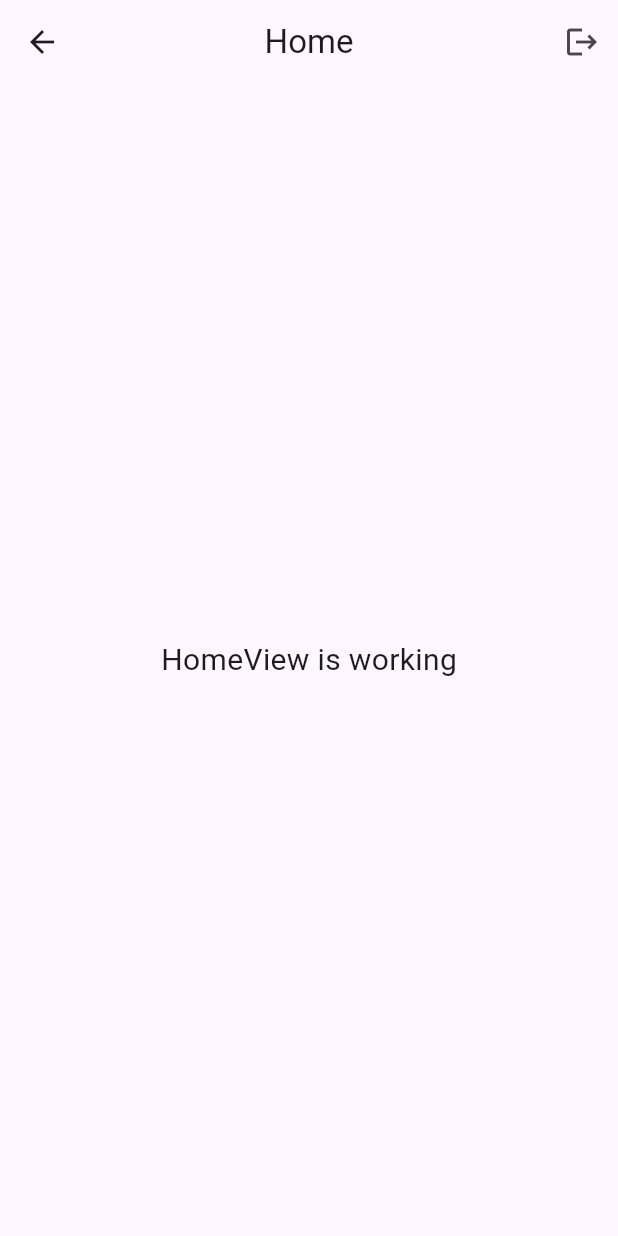
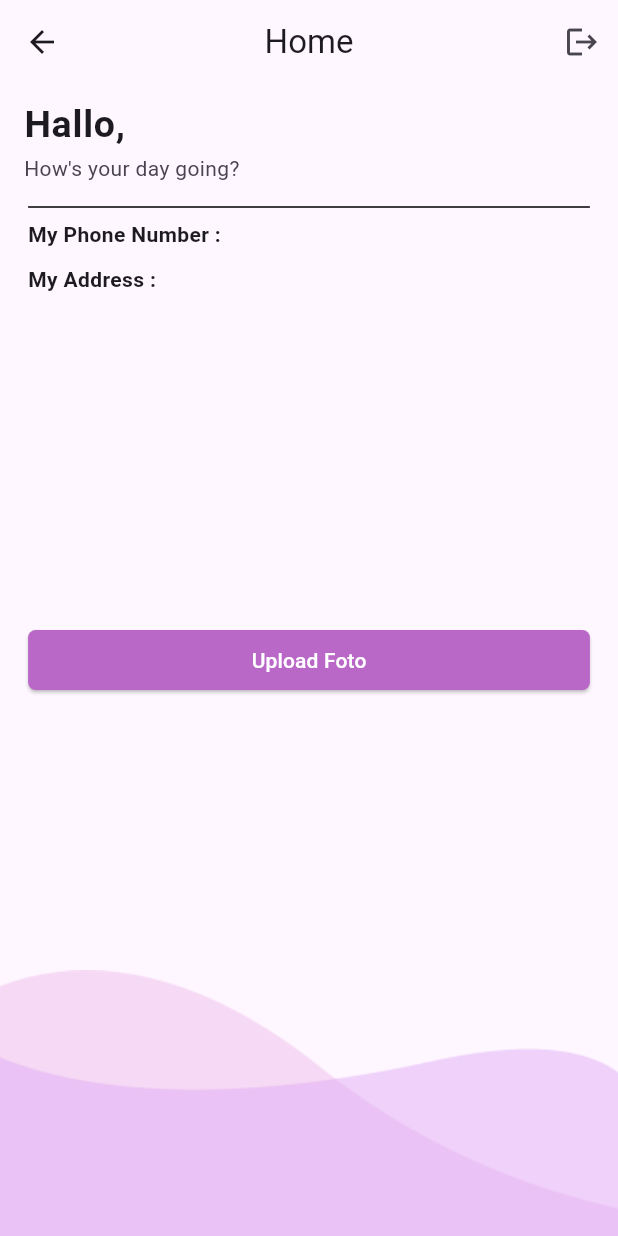
Before and after one commit to FarhanSFix/mini_project, a Flutter app: the HomeView screen opened by its route, on a phone screen of 412 x 824 dp. Run offline on Flutter 3.47's test engine with Material 3 defaults, Android fonts, the phone set to English and light mode, and no system bars; our stand-ins replace cloud_firestore, firebase_auth, firebase_core, firebase_storage, get; accounts and stored records are empty; network calls fail.

Commit message:
fixing ui & getData

```diff
--- a/lib/app/modules/home/views/home_view.dart
+++ b/lib/app/modules/home/views/home_view.dart
@@ -1,3 +1,4 @@
+import 'package:cloud_firestore/cloud_firestore.dart';
 import 'package:flutter/material.dart';
 
 import 'package:get/get.dart';
@@ -21,12 +22,99 @@ class HomeView extends GetView<HomeController> {
             )
           ],
         ),
-      body: const Center(
-        child: Text(
-          'HomeView is working',
-          style: TextStyle(fontSize: 20),
+        body: SafeArea(
+          child: Stack(
+            children: [
+              Align(
+                alignment: Alignment.bottomCenter,
+                child: Image.asset(
+                  "assets/images/Vector6.png",
+                  fit: BoxFit.cover,
                 ),
               ),
+              Align(
+                alignment: Alignment.bottomCenter,
+                child: Image.asset(
+                  "assets/images/Vector7.png",
+                  fit: BoxFit.cover,
+                ),
+              ),
+              StreamBuilder<DocumentSnapshot<Map<String, dynamic>>>(
+                stream: controller.getUserDataStream(),
+                builder: (context, snapshot) {
+                  if (snapshot.connectionState == ConnectionState.waiting) {
+                    return Center(child: const CircularProgressIndicator());
+                  } else if (snapshot.hasData) {
+                    var userData = snapshot.data!.data();
+                    if (userData != null) {
+                      return Column(
+                        children: [
+                          ListTile(
+                            title: Text(
+                              "Hallo, ${userData['name']}",
+                              style: TextStyle(
+                                  fontWeight: FontWeight.bold, fontSize: 25),
+                            ),
+                            subtitle: Text("How's your day going?"),
+                          ),
+                          Container(
+                              width: MediaQuery.sizeOf(context).width / 1.1,
+                              child: Column(
+                                children: [
+                                  Divider(
+                                    color: Colors.black,
+                                  ),
+                                  Align(
+                                      alignment: Alignment.centerLeft,
+                                      child: Text(
+                                        "My Phone Number : ${userData['phoneNumber']}",
+                                        style: TextStyle(
+                                          fontWeight: FontWeight.bold,
+                                        ),
+                                      )),
+                                  SizedBox(
+                                    height: 10,
+                                  ),
+                                  Align(
+                                      alignment: Alignment.centerLeft,
+                                      child: Text(
+                                        "My Address : ${userData['address']}",
+                                        style: TextStyle(
+                                          fontWeight: FontWeight.bold,
+                                        ),
+                                      )),
+                                  SizedBox(
+                                    height: 10,
+                                  ),
+                                ],
+                              )),
+                        ],
                       );
+                    } else {
+                      return Center(child: const Text("User data not found."));
+                    }
+                  } else {
+                    return Center(child: const Text("Data Not Found!"));
+                  }
+                },
+              ),
+              Center(
+                child: Container(
+                  height: 40,
+                  width: MediaQuery.sizeOf(context).width / 1.1,
+                  child: ElevatedButton(
+                    onPressed: () {},
+                    style: ElevatedButton.styleFrom(
+                        shape: RoundedRectangleBorder(
+                            borderRadius: BorderRadius.circular(5)),
+                        backgroundColor: Colors.purple[300],
+                        foregroundColor: Colors.white),
+                    child: Text("Upload Foto"),
+                  ),
+                ),
+              )
+            ],
+          ),
+        ));
   }
 }
--- a/lib/app/modules/login/controllers/login_controller.dart
+++ b/lib/app/modules/login/controllers/login_controller.dart
@@ -3,10 +3,12 @@ import 'package:firebase_auth/firebase_auth.dart';
 import 'package:flutter/material.dart';
 import 'package:get/get.dart';
 import 'package:mini_project/app/routes/app_pages.dart';
+import 'package:firebase_storage/firebase_storage.dart';
 
 class LoginController extends GetxController {
   final FirebaseAuth auth = FirebaseAuth.instance;
   final FirebaseFirestore firestore = FirebaseFirestore.instance;
+  final FirebaseStorage storage = FirebaseStorage.instance;
 
   final usernameController = TextEditingController();
   final passwordController = TextEditingController();
--- a/lib/app/modules/register/views/register_view.dart
+++ b/lib/app/modules/register/views/register_view.dart
@@ -206,11 +206,6 @@ class RegisterView extends GetView<RegisterController> {
                                   controller.usernameController.text,
                                   controller.passwordController.text,
                                   controller.confirmPasswordController.text);
-                              controller.saveData(
-                                  controller.usernameController.text,
-                                  controller.nameController.text,
-                                  controller.addressController.text,
-                                  controller.phoneController.text.toString());
                             },
                             style: ElevatedButton.styleFrom(
                                 shape: RoundedRectangleBorder(
--- a/pubspec.yaml
+++ b/pubspec.yaml
@@ -40,6 +40,7 @@ dependencies:
   shared_preferences: ^2.3.2
   firebase_auth: ^5.3.1
   cloud_firestore: ^5.4.4
+  firebase_storage: ^12.3.4
 
 dev_dependencies:
   flutter_test:
```
Also changed, not shown: lib/app/modules/home/controllers/home_controller.dart (+10 -0 lines), lib/app/modules/register/controllers/register_controller.dart (+27 -14 lines), assets/images/user_default.png (added), pubspec.lock, 3 other files. Lines whose indentation alone changed are shown as unchanged.
